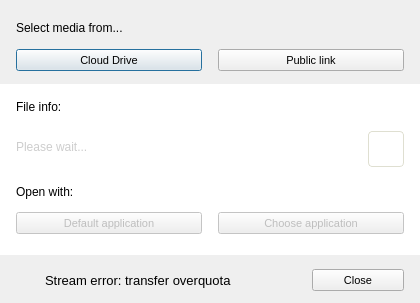
Above: src/MEGASync/gui/win/StreamingFromMegaDialog.ui from meganz/MEGAsync before the change. Below: the same form after it.
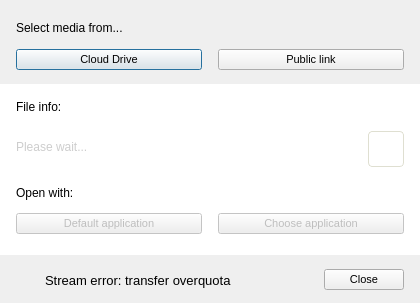
That is the form after the change. The open tabs and pages were chosen to show the change. Icons and pictures are not drawn.

Commit message: SNC-2573. Button sizes on dialogs on windows

```diff
--- a/src/MEGASync/gui/win/StreamingFromMegaDialog.ui
+++ b/src/MEGASync/gui/win/StreamingFromMegaDialog.ui
@@ -37,16 +37,19 @@
   font-size: 12px;
   color: #000000;
 }
+
 #labelError
 {
   font-size: 13px;
 }
+
 #lFileSize
 {
   font-family: &quot;Lato&quot;;
   font-size: 12px;
   color: #666666;
 }
+
 #wContainer
 {
 	background-color: white;
@@ -69,6 +72,18 @@
 	font-size: 12px;
 	color: #000000;
 }
+
+#lState
+{
+border:none;
+min-height: 8px;
+max-height: 8px;
+min-width: 8px;
+max-width: 8px;
+margin: 0;
+padding: 0;
+}
+
 #bCopyLink
 {
     border: 1px solid #dfdfd1;
@@ -76,15 +91,12 @@
     background-color: qlineargradient(x1: 0, y1: 0, x2: 0, y2: 1,
                                       stop: 0 rgba(246,247,250,30), stop: 1 rgba(232,233,235,30));
 }
-QPushButton
-{
-	padding-right: 12px;
-	padding-left: 12px;
-}
+
 #lFileType
 {
-        padding-right: 0px;
-        padding-left: 0px;
+
+padding-right: 0px;
+padding-left: 0px;
 }
 </string>
   </property>
@@ -191,12 +203,6 @@
          </property>
          <item>
           <widget class="QPushButton" name="bFromCloud">
-           <property name="minimumSize">
-            <size>
-             <width>0</width>
-             <height>22</height>
-            </size>
-           </property>
            <property name="text">
             <string>Cloud Drive</string>
            </property>
@@ -204,12 +210,6 @@
          </item>
          <item>
           <widget class="QPushButton" name="bFromPublicLink">
-           <property name="minimumSize">
-            <size>
-             <width>0</width>
-             <height>22</height>
-            </size>
-           </property>
            <property name="text">
             <string>Public link</string>
            </property>
@@ -844,12 +844,6 @@
               <property name="enabled">
                <bool>false</bool>
               </property>
-              <property name="minimumSize">
-               <size>
-                <width>0</width>
-                <height>22</height>
-               </size>
-              </property>
               <property name="text">
                <string>Default application</string>
               </property>
@@ -860,18 +854,6 @@
               <property name="enabled">
                <bool>false</bool>
               </property>
-              <property name="minimumSize">
-               <size>
-                <width>0</width>
-                <height>22</height>
-               </size>
-              </property>
-              <property name="maximumSize">
-               <size>
-                <width>16777215</width>
-                <height>16777215</height>
-               </size>
-              </property>
               <property name="text">
                <string>Choose application</string>
               </property>
@@ -979,18 +961,6 @@
       </item>
       <item>
        <widget class="QPushButton" name="bClose">
-        <property name="minimumSize">
-         <size>
-          <width>92</width>
-          <height>22</height>
-         </size>
-        </property>
-        <property name="maximumSize">
-         <size>
-          <width>92</width>
-          <height>16777215</height>
-         </size>
-        </property>
         <property name="text">
          <string>Close</string>
         </property>
```
Left out of the diff: 141 changed lines with no effect on the pictures. The commit also changes 20 other files.
